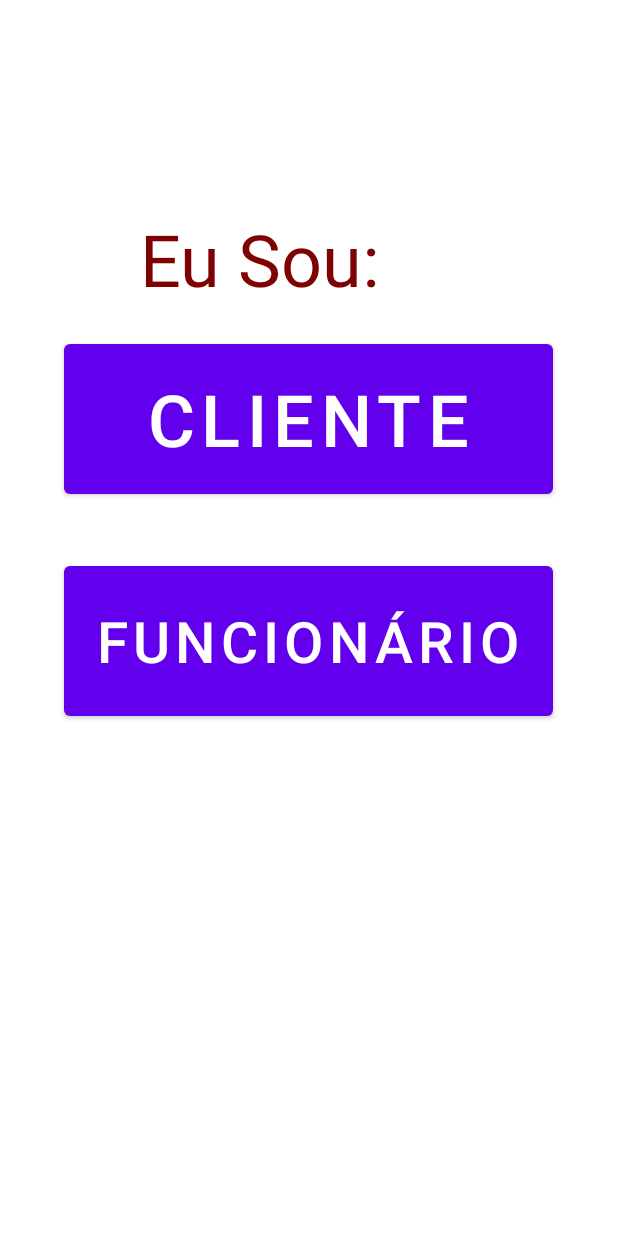
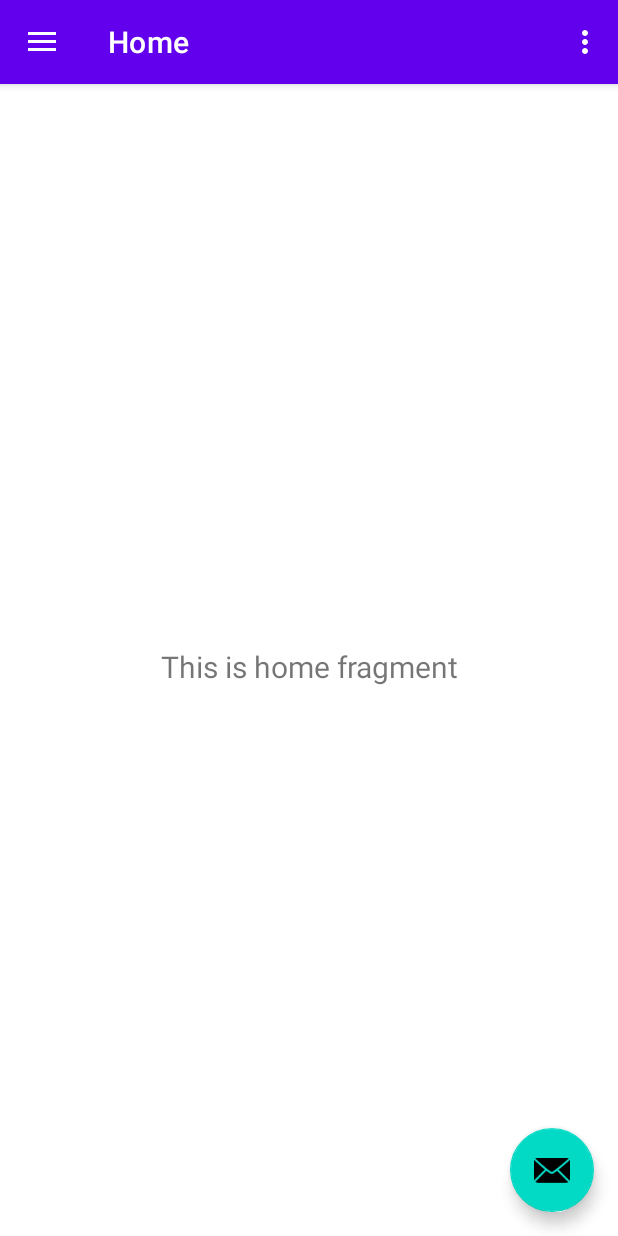
Before and after one commit to iancarlos335/funcionarios-lanchonete-android, an Android app: the screen it shows after launch (LoginActivity before the commit, FuncionarioMenu after it), after a tap on "FUNCIONÁRIO", on a phone screen of 412 x 824 dp. Run offline under Robolectric (Android 15) with nearby library versions, the phone set to English and light mode, and no system bars; our stand-ins replace navigation-ui.

Commit message:
Realemente o menu funciona

```diff
--- a/app/src/main/AndroidManifest.xml
+++ b/app/src/main/AndroidManifest.xml
@@ -16,6 +16,7 @@
         android:supportsRtl="true"
         android:theme="@style/Theme.Lanchonete"
         tools:targetApi="31">
+
         <activity
             android:name=".FuncionarioMenu"
             android:exported="false"
--- a/app/src/main/java/com/lanchonete/FuncionarioMenu.java
+++ b/app/src/main/java/com/lanchonete/FuncionarioMenu.java
@@ -1,5 +1,6 @@
 package com.lanchonete;
 
+import android.content.Intent;
 import android.os.Bundle;
 import android.view.View;
 import android.view.Menu;
@@ -41,12 +42,14 @@ public class FuncionarioMenu extends AppCompatActivity {
         // Passing each menu ID as a set of Ids because each
         // menu should be considered as top level destinations.
         mAppBarConfiguration = new AppBarConfiguration.Builder(
-                R.id.nav_home, R.id.nav_gallery, R.id.nav_slideshow)
+                R.id.nav_home, R.id.nav_pedidos, R.id.nav_produtos)
                 .setOpenableLayout(drawer)
                 .build();
         NavController navController = Navigation.findNavController(this, R.id.nav_host_fragment_content_funcionario_menu);
         NavigationUI.setupActionBarWithNavController(this, navController, mAppBarConfiguration);
         NavigationUI.setupWithNavController(navigationView, navController);
+
+        Intent intent = getIntent();
     }
 
     @Override
--- a/app/src/main/java/com/lanchonete/LoginActivity.java
+++ b/app/src/main/java/com/lanchonete/LoginActivity.java
@@ -2,6 +2,7 @@ package com.lanchonete;
 
 import androidx.appcompat.app.AppCompatActivity;
 
+import android.content.Intent;
 import android.os.Bundle;
 import android.widget.Button;
 
@@ -23,8 +24,8 @@ public class LoginActivity extends AppCompatActivity {
         });
 
         btnMenuFuncionario.setOnClickListener(view -> {
-            //Intent intent = new Intent(getApplicationContext(), FuncionarioMenu.class);
-            //startActivity(intent);
+            Intent intent = new Intent(getApplicationContext(), FuncionarioMenu.class);
+            startActivity(intent);
         });
     }
 }
```
